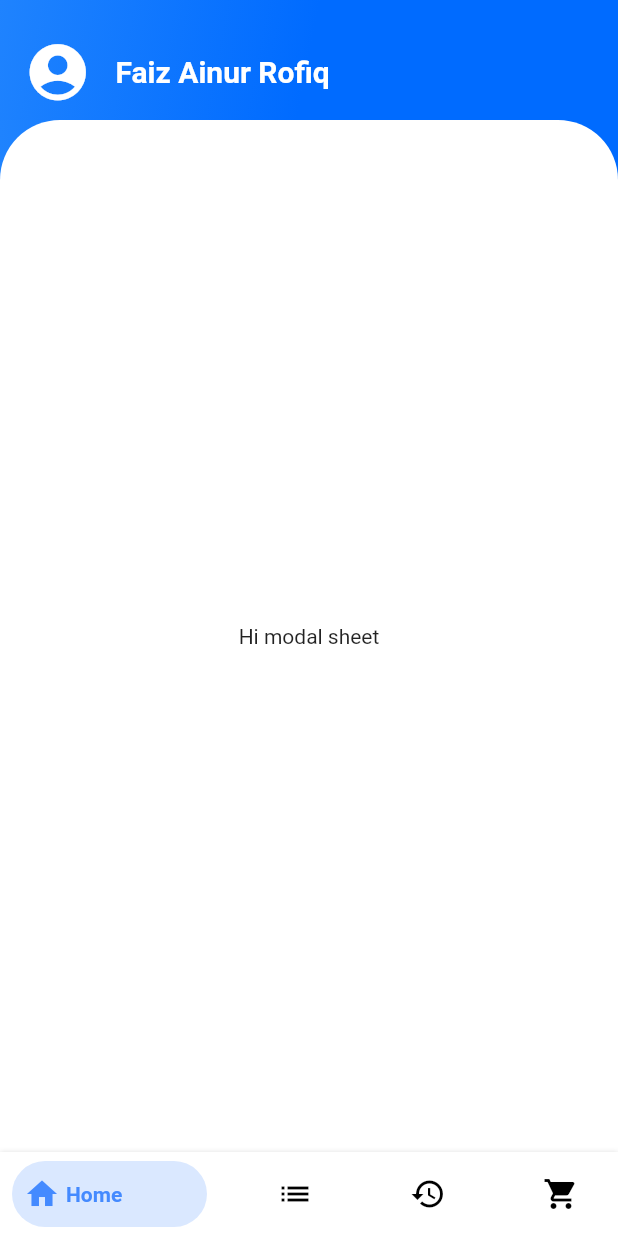
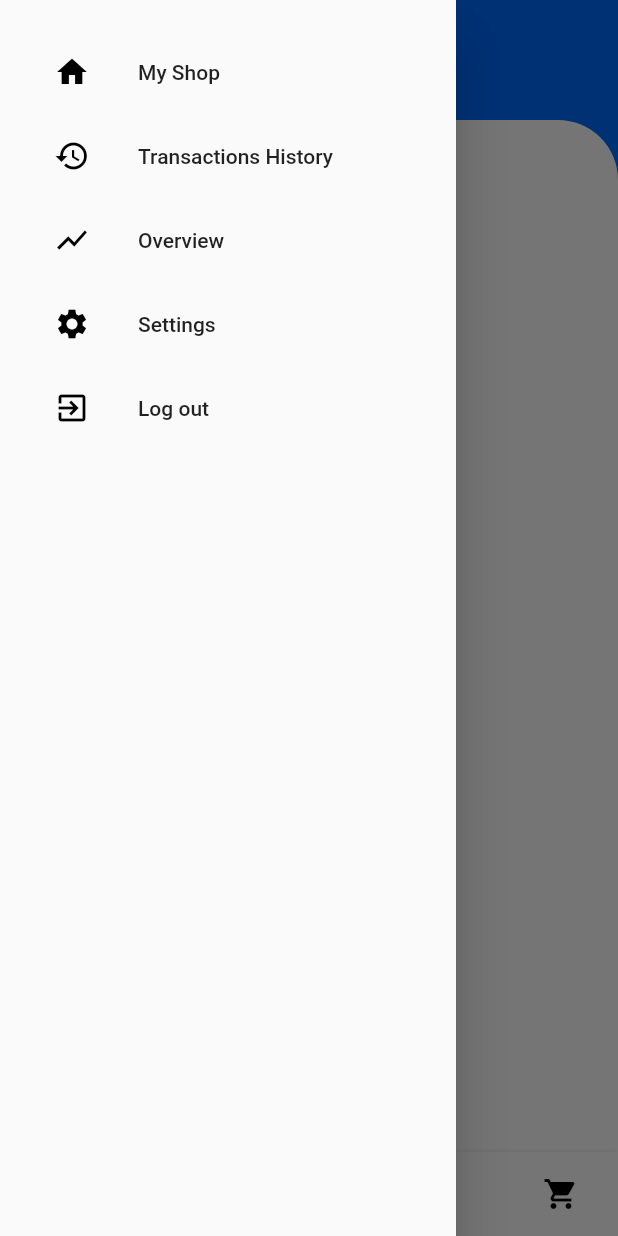
Before and after one commit to faizainur/pharmacy-app-flutter, a Flutter app: the screen it shows after launch, with the side drawer open (before the commit the screen has no drawer), on a phone screen of 412 x 824 dp. Run offline on Flutter 3.47's test engine with Material 2 defaults, Android fonts, the phone set to English and light mode, and no system bars; drawn by our look-alikes of bottom_navy_bar.

```diff
--- /dev/null
+++ b/lib/custom_navigation_drawer.dart
@@ -0,0 +1,56 @@
+import 'package:flutter/material.dart';
+
+class CustomNavigationDrawer extends StatefulWidget {
+  @override
+  _CustomNavigationDrawerState createState() => _CustomNavigationDrawerState();
+}
+
+class _CustomNavigationDrawerState extends State<CustomNavigationDrawer> {
+  @override
+  Widget build(BuildContext context) {
+    return Drawer(
+      child: Container(
+        child: ListView(
+          children: <Widget>[
+            ListTile(
+              leading: Icon(
+                Icons.home,
+                color: Colors.black,
+              ),
+              title: Text("My Shop"),
+            ),
+            ListTile(
+              leading: Icon(
+                Icons.history,
+                color: Colors.black,
+              ),
+              title: Text("Transactions History"),
+            ),
+            ListTile(
+              leading: Icon(
+                Icons.show_chart,
+                color: Colors.black,
+              ),
+              title: Text("Overview"),
+            ),
+            ListTile(
+              leading: Icon(
+                Icons.settings,
+                color: Colors.black,
+              ),
+              title: Text("Settings"),
+            ),
+            ListTile(
+              leading: Icon(
+                Icons.exit_to_app,
+                color: Colors.black,
+              ),
+              title: Text("Log out"),
+            ),
+          ],
+        ),
+        margin: EdgeInsets.symmetric(vertical: 20, horizontal: 20),
+      ),
+    );
+  }
+}
--- /dev/null
+++ b/lib/history_transactions_page.dart
@@ -0,0 +1,22 @@
+import 'package:flutter/material.dart';
+
+class HistoryTransactionsPage extends StatefulWidget {
+  @override
+  _HistoryTransactionsPageState createState() => _HistoryTransactionsPageState();
+}
+
+class _HistoryTransactionsPageState extends State<HistoryTransactionsPage> {
+  @override
+  Widget build(BuildContext context) {
+    return Container(
+      decoration: BoxDecoration(
+          color: Colors.white,
+          borderRadius: BorderRadius.only(
+              topLeft: const Radius.circular(40.0),
+              topRight: const Radius.circular(40.0))),
+      child: Center(
+        child: Text("transactions pages"),
+      ),
+    );
+  }
+}
--- /dev/null
+++ b/lib/home_page.dart
@@ -0,0 +1,15 @@
+import 'package:flutter/material.dart';
+
+class HomePage extends StatefulWidget {
+  @override
+  _HomePageState createState() => _HomePageState();
+}
+
+class _HomePageState extends State<HomePage> {
+  @override
+  Widget build(BuildContext context) {
+    return Container(
+      child: Center(child: Text("data"),),
+    );
+  }
+}
--- a/lib/main.dart
+++ b/lib/main.dart
@@ -1,45 +1,50 @@
 import 'package:bottom_navy_bar/bottom_navy_bar.dart';
 import 'package:flutter/material.dart';
-
-int _page = 0;
-GlobalKey _bottomNavigationKey = GlobalKey();
+import 'package:pharmacy_app/history_transactions_page.dart';
+import 'package:pharmacy_app/products_page.dart';
+import 'home_page.dart';
+import 'custom_navigation_drawer.dart';
+import 'rounded_container_widget.dart';
 
 void main() {
   runApp(MyApp());
-  // WidgetsBinding.instance
-  //         .addPostFrameCallback((_) => (){
-  //           final CurvedNavigationBarState navbarState =
-  //               _bottomNavigationKey.currentState;
-  //           navbarState.setPage(3);
-  //         },);
 }
 
 class MyApp extends StatelessWidget {
   @override
   Widget build(BuildContext context) {
     return MaterialApp(
-      home: MyHomePage(title: 'Pharmacy App',),
+      home: MainPage(
+        title: 'Pharmacy App',
+      ),
     );
   }
 }
 
-class MyHomePage extends StatefulWidget {
-  MyHomePage({Key key, this.title}) : super(key: key);
+class MainPage extends StatefulWidget {
+  MainPage({Key key, this.title}) : super(key: key);
 
   final String title;
 
   @override
-  _MyHomePageState createState() => _MyHomePageState();
+  _MainPageState createState() => _MainPageState();
 }
 
-class _MyHomePageState extends State<MyHomePage> {
-  Color bgColor = const Color(0xffe1eeff);
+class _MainPageState extends State<MainPage> {
+  GlobalKey<ScaffoldState> _scaffoldKey = new GlobalKey<ScaffoldState>();
 
   int _selectedIndex = 0;
+
+  static final List<Widget> _pages = <Widget>[
+    HomePage(),
+    ProductsPage(),
+    HistoryTransactionsPage(),
+  ];
 
   @override
   Widget build(BuildContext context) {
     return Scaffold(
+      key: _scaffoldKey,
       appBar: PreferredSize(
         preferredSize: Size.fromHeight(80),
         child: SafeArea(
@@ -55,28 +60,52 @@ class _MyHomePageState extends State<MyHomePage> {
                     const Color(0xff006bff),
                   ]),
             ),
-            child: Padding(
-              padding: EdgeInsets.only(top: 20, bottom: 10),
             child: ListTile(
-                leading: Icon(
-                  Icons.account_circle,
-                  size: 45,
-                  color: Colors.white,
+              contentPadding: EdgeInsets.only(left: 25, top: 10, bottom: 8),
+              leading: CircleAvatar(
+                radius: 25,
               ),
-                title: Text(
+              // Icon(
+              //   Icons.menu,
+              //   size: 30,
+              //   color: Colors.white,
+              // ),
+              title: Row(
+                children: <Widget>[
+                  // Text(
+                  //   "Hello, ",
+                  //   style: TextStyle(
+                  //       color: Colors.white, fontSize: 20, letterSpacing: 2),
+                  // ),
+                  Text(
                     "Faiz Ainur Rofiq",
                     style: TextStyle(
                       fontSize: 20,
-                    fontWeight: FontWeight.bold,
+                      // fontWeight: FontWeight.bold,
                       color: Colors.white,
+                      letterSpacing: 2,
+                    ),
+                    overflow: TextOverflow.ellipsis,
+                  ),
+                ],
+              ),
+              subtitle: Text(
+                "Owner",
+                style: TextStyle(
+                  color: Colors.white70,
+                  letterSpacing: 1.7,
+                ),
+              ),
+              onTap: () {
+                setState(() {
+                  _scaffoldKey.currentState.openDrawer();
+                });
+              },
             ),
           ),
         ),
       ),
-          ),
-        ),
-      ),
-
+      drawer: CustomNavigationDrawer(),
       bottomNavigationBar: BottomNavyBar(
         selectedIndex: _selectedIndex,
         showElevation: true, // use this to remove appBar's elevation
@@ -88,51 +117,26 @@ class _MyHomePageState extends State<MyHomePage> {
               icon: Icon(Icons.home),
               title: Text('Home'),
               activeColor: Colors.blueAccent,
-         inactiveColor: Colors.black
-     ),
+              inactiveColor: Colors.black),
           BottomNavyBarItem(
               icon: Icon(Icons.list),
               title: Text('Products'),
               activeColor: Colors.blueAccent,
-         inactiveColor: Colors.black
-     ),
+              inactiveColor: Colors.black),
           BottomNavyBarItem(
               icon: Icon(Icons.history),
-         title: Text('Transactions'),
+              title: Text('History'),
               activeColor: Colors.blueAccent,
-         inactiveColor: Colors.black
-     ),
+              inactiveColor: Colors.black),
           BottomNavyBarItem(
               icon: Icon(Icons.shopping_cart),
               title: Text('Sell'),
               activeColor: Colors.blueAccent,
-         inactiveColor: Colors.black
-     ),
+              inactiveColor: Colors.black),
         ],
       ),
-
-      body: Container(
-        // padding: EdgeInsets.only(top: 10),
-        // height: 300.0,
-        decoration: BoxDecoration(
-          gradient: LinearGradient(
-              begin: Alignment.topLeft,
-              end: Alignment.topRight,
-              colors: [
-                const Color(0xff1f83fe),
-                const Color(0xff006bff),
-                const Color(0xff006bff),
-              ]),
-        ),
-        child: Container(
-            decoration: BoxDecoration(
-                color: Colors.white,
-                borderRadius: BorderRadius.only(
-                    topLeft: const Radius.circular(40.0),
-                    topRight: const Radius.circular(40.0))),
-            child: Center(
-              child: Text("Hi modal sheet"),
-            )),
+      body: RoundedContainer(
+        rounded_child: _pages.elementAt(_selectedIndex),
       ),
     );
   }
--- /dev/null
+++ b/lib/products_page.dart
@@ -0,0 +1,22 @@
+import 'package:flutter/material.dart';
+
+class ProductsPage extends StatefulWidget {
+  @override
+  _ProductsPageState createState() => _ProductsPageState();
+}
+
+class _ProductsPageState extends State<ProductsPage> {
+  @override
+  Widget build(BuildContext context) {
+    return Container(
+      decoration: BoxDecoration(
+          color: Colors.white,
+          borderRadius: BorderRadius.only(
+              topLeft: const Radius.circular(40.0),
+              topRight: const Radius.circular(40.0))),
+      child: Center(
+        child: Text("Products Page"),
+      ),
+    );
+  }
+}
--- /dev/null
+++ b/lib/rounded_container_widget.dart
@@ -0,0 +1,42 @@
+import 'package:flutter/material.dart';
+
+
+class RoundedContainer extends StatefulWidget {
+
+final Widget rounded_child;
+
+  RoundedContainer({Key key, this.rounded_child}) : super(key: key);
+
+  @override
+  _RoundedContainerState createState() => _RoundedContainerState();
+}
+
+class _RoundedContainerState extends State<RoundedContainer> {
+
+
+  @override
+  Widget build(BuildContext context) {
+    return Container(
+        // padding: EdgeInsets.only(top: 10),
+        // height: 300.0,
+        decoration: BoxDecoration(
+          gradient: LinearGradient(
+              begin: Alignment.topLeft,
+              end: Alignment.topRight,
+              colors: [
+                const Color(0xff1f83fe),
+                const Color(0xff006bff),
+                const Color(0xff006bff),
+              ]),
+        ),
+        child: Container(
+          decoration: BoxDecoration(
+              color: Colors.white,
+              borderRadius: BorderRadius.only(
+                  topLeft: const Radius.circular(40.0),
+                  topRight: const Radius.circular(40.0))),
+          child: widget.rounded_child,
+        ),
+      );
+  }
+}
```
Lines whose indentation alone changed are shown as unchanged.
